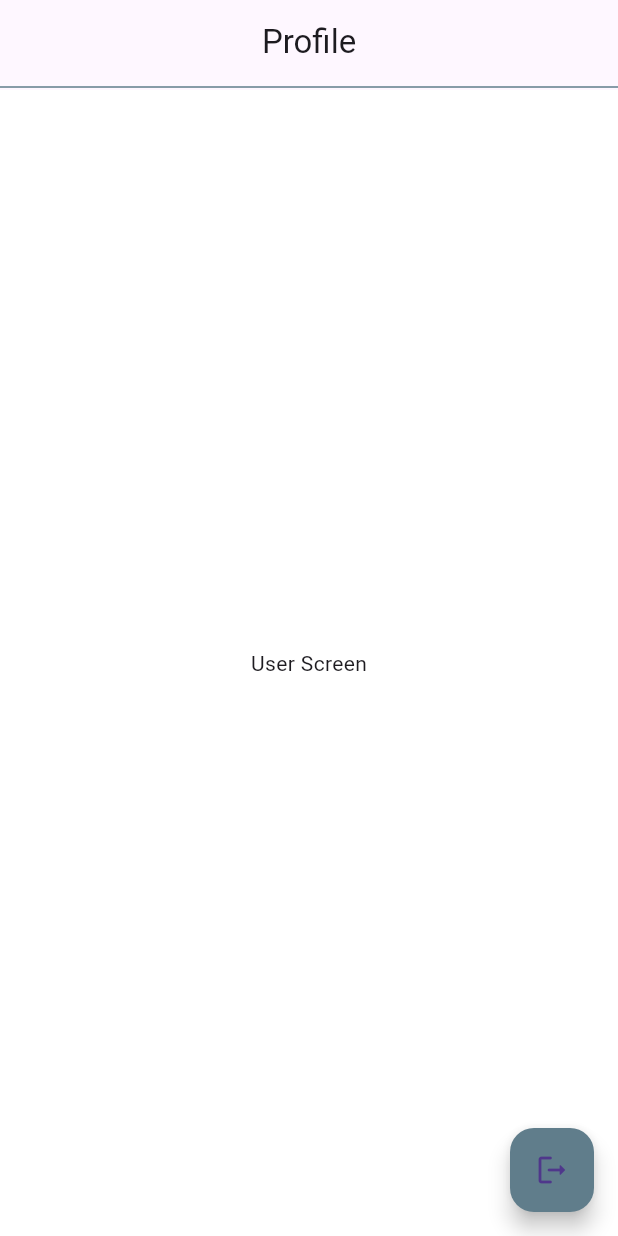
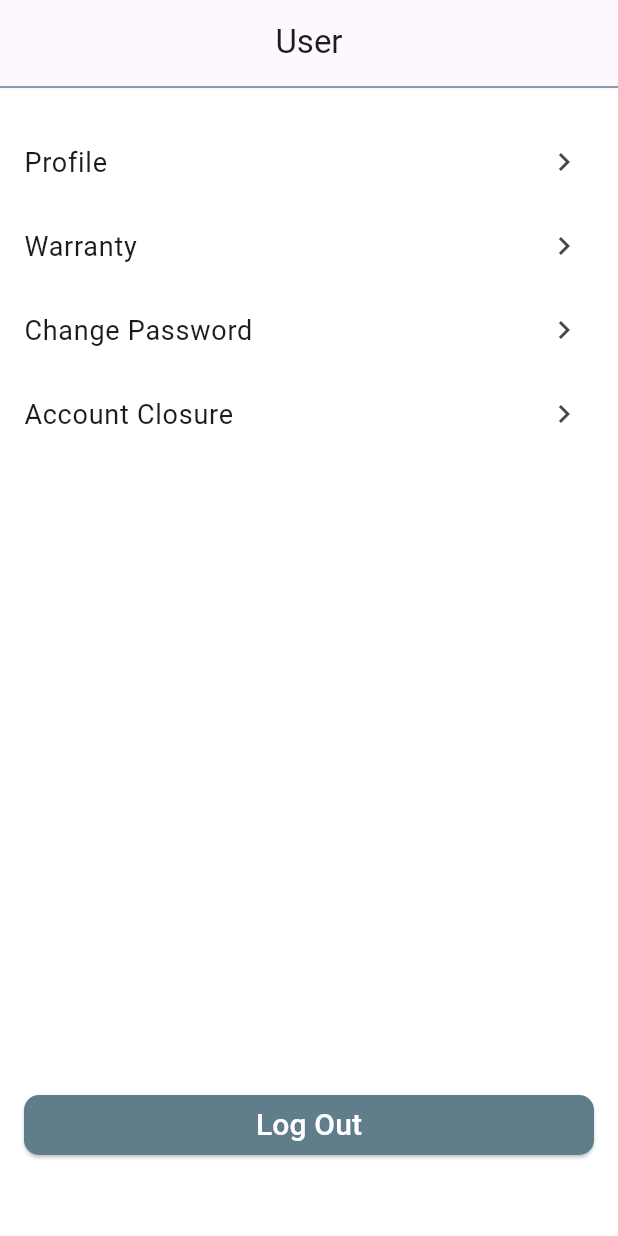
Before and after one commit to hb2909/tapa_0, a Flutter app: the UserScreen screen opened directly, on a phone screen of 412 x 824 dp. Run offline on Flutter 3.47's test engine with Material 3 defaults, Android fonts, the phone set to English and light mode, and no system bars; our stand-ins replace firebase_auth, firebase_core, firebase_database, flutter_local_notifications, modal_bottom_sheet; missing offline and left inert: intro_screen_onboarding_flutter; accounts and stored records are empty.

Commit message:
User Screen

```diff
--- a/lib/screens/user.dart
+++ b/lib/screens/user.dart
@@ -2,23 +2,26 @@ import 'package:firebase_auth/firebase_auth.dart';
 import 'package:flutter/material.dart';
 import 'package:tapa_0/screens/home.dart';
 import 'package:tapa_0/screens/weather.dart';
-import 'package:tapa_0/screens/user.dart';
 import 'package:tapa_0/screens/signup.dart';
 import 'package:tapa_0/screens/login.dart';
 
+class UserScreen extends StatefulWidget {
+  final user = FirebaseAuth.instance.currentUser;
 
-class UserScreen extends StatefulWidget {
   @override
   _UserScreenState createState() => _UserScreenState();
 }
 
 class _UserScreenState extends State<UserScreen> {
   final FirebaseAuth auth = FirebaseAuth.instance;
-  //signout function
+
+  // Signout function
   signOut() async {
     await auth.signOut();
     Navigator.pushReplacement(
-        context, MaterialPageRoute(builder: (context) => LoginScreen()));
+      context,
+      MaterialPageRoute(builder: (context) => LoginScreen()),
+    );
   }
 
   @override
@@ -27,28 +30,88 @@ class _UserScreenState extends State<UserScreen> {
       appBar: AppBar(
         automaticallyImplyLeading: false,
         centerTitle: true,
-        title: Text('Profile'),
+        title: Text('User'),
         bottom: PreferredSize(
           preferredSize: Size.fromHeight(4),
           child: Divider(
-            color: Colors.blueGrey,
-            height: 4,
+          color: Colors.blueGrey,
+          height: 4,
+        ),
+      ),
+    ),
+      body: ListView(
+        children: [
+          SizedBox(height: 20),
+          ListTile(
+            title: Text(
+              'Profile',
+                style: TextStyle(
+                  fontSize: 18,
+                ),
+              ),
+            trailing: Icon(Icons.chevron_right),
+            onTap: () {
+              // Navigate to profile screen or handle profile actions
+            },
+          ),
+          ListTile(
+            title: Text(
+              'Warranty',
+                style: TextStyle(
+                  fontSize: 18,
+                ),
+              ),
+            trailing: Icon(Icons.chevron_right),
+            onTap: () {
+              // Navigate to change password screen or handle password change
+            },
+          ),
+          ListTile(
+            title: Text(
+              'Change Password',
+                style: TextStyle(
+                  fontSize: 18,
+                ),
+              ),
+            trailing: Icon(Icons.chevron_right),
+            onTap: () {
+              // Navigate to change password screen or handle password change
+            },
+          ),
+          ListTile(
+            title: Text(
+              'Account Closure',
+                style: TextStyle(
+                  fontSize: 18,
+                ),
+              ),
+            trailing: Icon(Icons.chevron_right),
+            onTap: () {
+              // Handle account closure logic
+            },
+          ),
+          // Add more list items as needed
+        ],
+      ),
+      // Removed FloatingActionButton
+      bottomNavigationBar: Container(
+        padding: EdgeInsets.symmetric(horizontal: 16, vertical: 50),
+        child: ElevatedButton(
+          onPressed: signOut,
+          child: Text(
+            'Log Out',
+            style: TextStyle(
+              color: Colors.white,
+                fontSize: 20,
+            ),),
+          style: ElevatedButton.styleFrom(
+            foregroundColor: Colors.white, // Text color
+            backgroundColor: Colors.blueGrey, // Button background color
+            shape: RoundedRectangleBorder(
+              borderRadius: BorderRadius.circular(10.0),
+            ),
           ),
         ),
-      ),
-
-      //  floating Action Button using for signout ,
-
-      floatingActionButton: FloatingActionButton(
-        onPressed: () {
-          signOut();
-        },
-        child: Icon(Icons.logout_rounded),
-        backgroundColor: Colors.blueGrey,
-      ),
-
-      body: Center(
-        child: Text("User Screen"),
       ),
     );
   }
```
